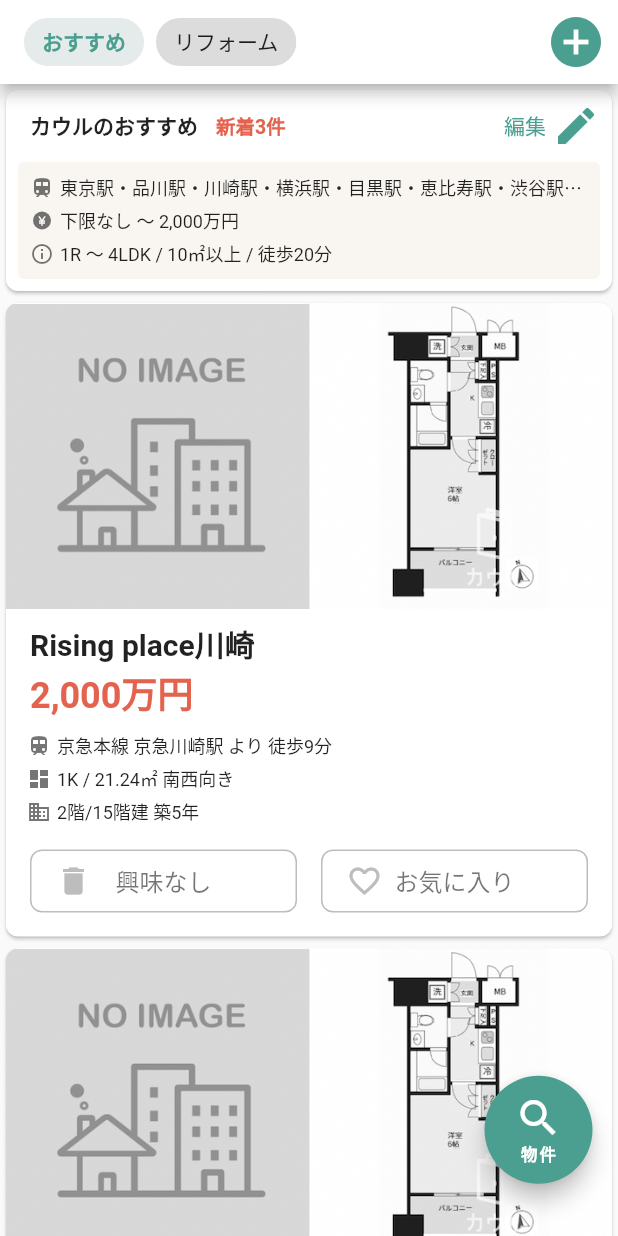
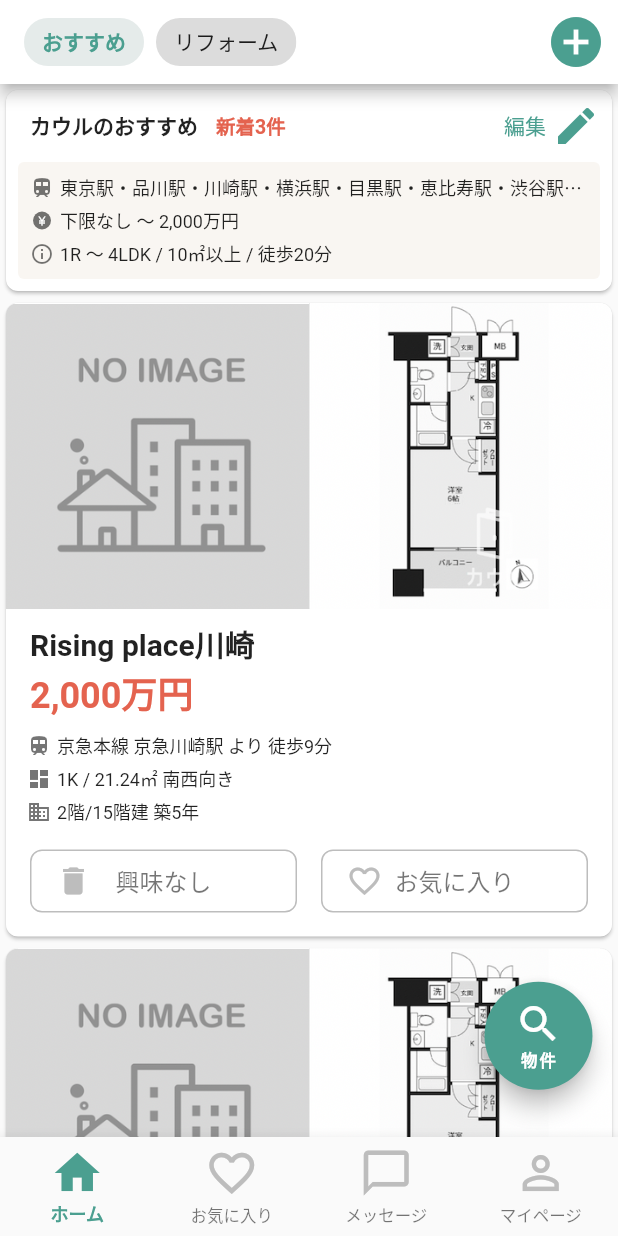
Before and after one commit to shingo-tominaga/flutter_tutorial, a Flutter app: the screen it shows after launch, after a tap on "Tutorial3", on a phone screen of 412 x 824 dp. Run offline on Flutter 3.47's test engine with Material 2 defaults, Android fonts, the phone set to English and light mode, and no system bars; network calls fail.

Commit message:
tutorial3_BottomNavigationBar作成

```diff
--- a/flutter_tutorial/lib/residence/residence_screen.dart
+++ b/flutter_tutorial/lib/residence/residence_screen.dart
@@ -17,6 +17,27 @@ class ResidenceScreen extends StatefulWidget {
 }
 
 class _ResidenceScreenState extends State<ResidenceScreen> {
+  int _selectedIndex = 0;
+
+  BottomNavigationBarItem _buildBottomNavigationBarItem(
+      IconData iconData, IconData activeIconData, String label) {
+    return BottomNavigationBarItem(
+        icon: Icon(
+          iconData,
+          color: ColorAssets.rgb189_189_189,
+        ),
+        activeIcon: Icon(
+          activeIconData,
+        ),
+        label: label);
+  }
+
+  void _onTappedBottomTab(int index) {
+    setState(() {
+      _selectedIndex = index;
+    });
+  }
+
   @override
   Widget build(BuildContext context) {
     return MaterialApp(
@@ -60,7 +81,27 @@ class _ResidenceScreenState extends State<ResidenceScreen> {
               ),
             )
           ],
-          )),
+        ),
+        bottomNavigationBar: BottomNavigationBar(
+            onTap: _onTappedBottomTab,
+            currentIndex: _selectedIndex,
+            type: BottomNavigationBarType.fixed,
+            iconSize: 36,
+            selectedItemColor: ColorAssets.rgb75_159_144,
+            selectedLabelStyle: const TextStyle(fontWeight: FontWeight.bold),
+            selectedFontSize: 12,
+            unselectedFontSize: 11,
+            items: [
+              _buildBottomNavigationBarItem(
+                  Icons.home_outlined, Icons.home, 'ホーム'),
+              _buildBottomNavigationBarItem(
+                  Icons.favorite_outline, Icons.favorite, 'お気に入り'),
+              _buildBottomNavigationBarItem(
+                  Icons.chat_bubble_outline, Icons.chat_bubble, 'メッセージ'),
+              _buildBottomNavigationBarItem(
+                  Icons.person_outline, Icons.person, 'マイページ'),
+            ]),
+      ),
     );
   }
 }
```
Lines whose indentation alone changed are shown as unchanged.
